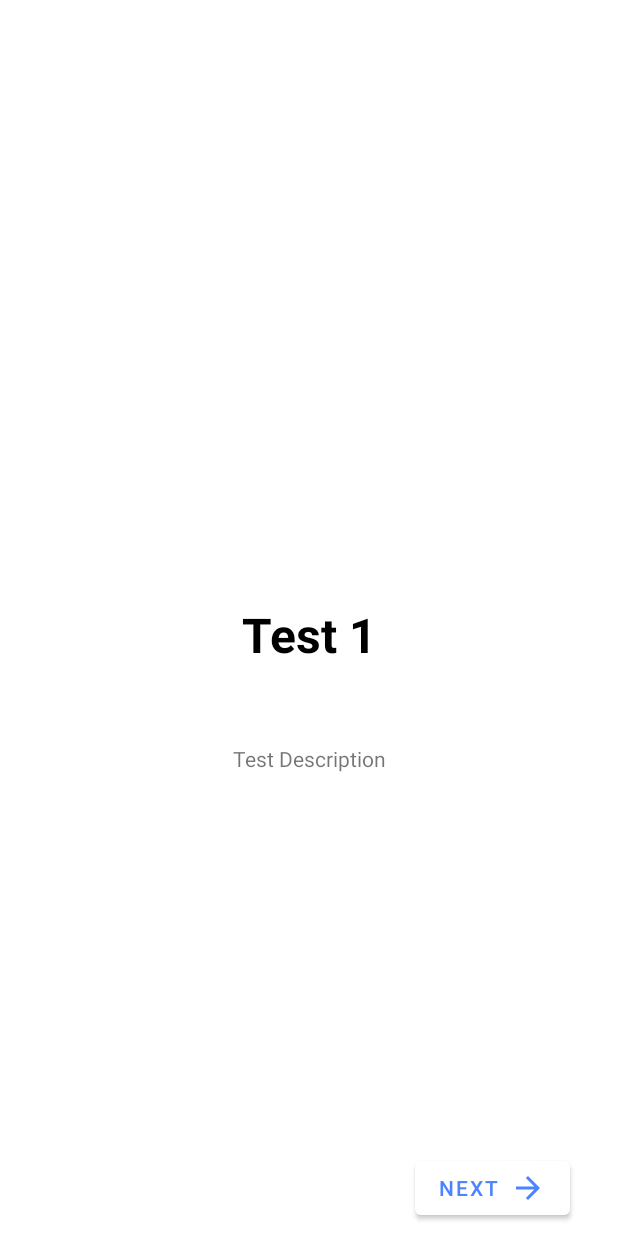
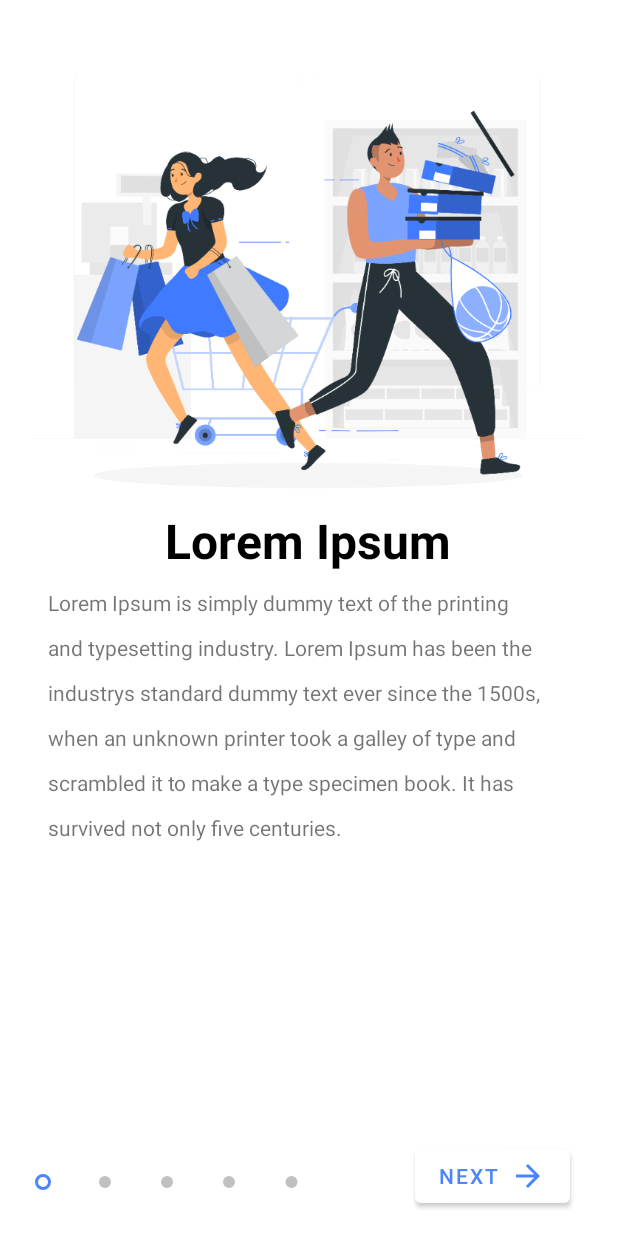
Before and after one commit to bamotav/shoe-store-inventory-app, an Android app: the fragment WelcomeFragment shown on its own in the app's theme, on a phone screen of 412 x 824 dp. Run offline under Robolectric (Android 15) with nearby library versions, the phone set to English and light mode, and no system bars; our stand-ins replace data binding; Roboto replaces fonts that are not available here.

Commit message:
finish onboarding

```diff
--- a/ShoeStore/app/src/main/java/com/example/shoestore/screen/instructions/InstructionFragment.kt
+++ b/ShoeStore/app/src/main/java/com/example/shoestore/screen/instructions/InstructionFragment.kt
@@ -31,7 +31,7 @@ class InstructionFragment(val screenItem: ScreenItem) : Fragment() {
         binding.instructorViewModel = viewModel
         binding.lifecycleOwner = this
 
-       // viewModel.screenItem.value?.let { binding.introImage.setImageResource(it.screenImg) }
+        viewModel.screenItem.value?.let { binding.introImage.setImageResource(it.screenImg) }
 
         //Hide toolbar when the app is in the Welcome, instruction page
         (activity as AppCompatActivity?)!!.supportActionBar!!.hide()
--- a/ShoeStore/app/src/main/java/com/example/shoestore/screen/welcome/WelcomeFragment.kt
+++ b/ShoeStore/app/src/main/java/com/example/shoestore/screen/welcome/WelcomeFragment.kt
@@ -1,23 +1,20 @@
 package com.example.shoestore.screen.welcome
 
 import android.os.Bundle
-import androidx.fragment.app.Fragment
 import android.view.LayoutInflater
 import android.view.View
 import android.view.ViewGroup
 import androidx.appcompat.app.AppCompatActivity
 import androidx.databinding.DataBindingUtil
-import androidx.fragment.app.FragmentActivity
+import androidx.fragment.app.Fragment
 import androidx.lifecycle.ViewModelProvider
 import androidx.viewpager2.adapter.FragmentStateAdapter
 import androidx.viewpager2.widget.ViewPager2
 import com.example.shoestore.R
 import com.example.shoestore.databinding.WelcomeFragmentBinding
 import com.example.shoestore.screen.instructions.InstructionFragment
-import com.example.shoestore.screen.instructions.InstructionViewModel
-
-
-private const val NUM_PAGES = 4
+import com.example.shoestore.screen.instructions.ScreenItem
+import com.google.android.material.tabs.TabLayoutMediator
 
 class WelcomeFragment : Fragment() {
 
@@ -30,13 +27,26 @@ class WelcomeFragment : Fragment() {
     ): View? {
 
         val binding : WelcomeFragmentBinding = DataBindingUtil.inflate(inflater, R.layout.welcome_fragment, container, false)
-        viewModel = ViewModelProvider(this).get(WelcomeViewModel::class.java)
+
+        val titleLorem = getString(R.string.titleLorem)
+        val descriptionLorem = getString(R.string.descriptionLorem)
+
+        val viewModelFactory = WelcomeViewModelFactory(listOf(
+            ScreenItem(titleLorem, descriptionLorem, R.drawable.shop_1),
+            ScreenItem(titleLorem, descriptionLorem, R.drawable.shop_2),
+            ScreenItem(titleLorem, descriptionLorem, R.drawable.shop_3),
+            ScreenItem(titleLorem, descriptionLorem, R.drawable.shop_4),
+            ScreenItem(titleLorem, descriptionLorem, R.drawable.shop_5)
+        ))
+
+        viewModel = ViewModelProvider(this, viewModelFactory).get(WelcomeViewModel::class.java)
         binding.welcomeViewModel = viewModel
         binding.lifecycleOwner = this
         viewPager = binding.pagerOnboarding
 
 
         viewPager.adapter = object : FragmentStateAdapter(this){
+
             override fun getItemCount(): Int {
                  return viewModel.screenItems.value!!.count()
             }
@@ -45,22 +55,15 @@ class WelcomeFragment : Fragment() {
             }
         }
 
+        TabLayoutMediator(binding.tablayoutpager, viewPager) { tab, position ->
+        }.attach()
+
+
         (activity as AppCompatActivity?)!!.supportActionBar!!.hide()
 
         return binding.root
 
     }
 
-//    private inner class ScreenInstructionPagerAdapter(fa: FragmentActivity): FragmentStateAdapter(fa) {
-//
-//        override fun getItemCount(): Int {
-//           return NUM_PAGES
-//        }
-//
-//        override fun createFragment(position: Int): Fragment {
-//            TODO("Not yet implemented")
-//        }
-//
-//    }
 
 }
--- a/ShoeStore/app/src/main/java/com/example/shoestore/screen/welcome/WelcomeViewModel.kt
+++ b/ShoeStore/app/src/main/java/com/example/shoestore/screen/welcome/WelcomeViewModel.kt
@@ -5,25 +5,15 @@ import androidx.lifecycle.MutableLiveData
 import androidx.lifecycle.ViewModel
 import com.example.shoestore.screen.instructions.ScreenItem
 
-class WelcomeViewModel(): ViewModel() {
-
+class WelcomeViewModel(private val screenItemData: List<ScreenItem>): ViewModel() {
 
     private val _screeItems = MutableLiveData<List<ScreenItem>>()
 
     val screenItems :LiveData<List<ScreenItem>>
     get() = _screeItems
 
-
     init {
-
-        _screeItems.value = listOf<ScreenItem>(
-            ScreenItem("Test 1", "Test Description", 32),
-            ScreenItem("Test 2", "Test Description", 32),
-            ScreenItem("Test 3", "Test Description", 32),
-            ScreenItem("Test 4", "Test Description", 32),
-            ScreenItem("Test 5", "Test Description", 32)
-        )
-
+        _screeItems.value = screenItemData
     }
 
 }
--- /dev/null
+++ b/ShoeStore/app/src/main/java/com/example/shoestore/screen/welcome/WelcomeViewModelFactory.kt
@@ -0,0 +1,16 @@
+package com.example.shoestore.screen.welcome
+
+import androidx.lifecycle.ViewModel
+import androidx.lifecycle.ViewModelProvider
+import com.example.shoestore.screen.instructions.InstructionViewModel
+import com.example.shoestore.screen.instructions.ScreenItem
+
+
+class WelcomeViewModelFactory(private val screenItemData: List<ScreenItem>) : ViewModelProvider.Factory {
+    override fun <T : ViewModel?> create(modelClass: Class<T>): T {
+        if (modelClass.isAssignableFrom(WelcomeViewModel::class.java)) {
+            return WelcomeViewModel(screenItemData) as T
+        }
+        throw IllegalArgumentException("Unknown ViewModel class")
+    }
+}
--- /dev/null
+++ b/ShoeStore/app/src/main/res/drawable/indicator_default.xml
@@ -0,0 +1,23 @@
+<?xml version="1.0" encoding="utf-8"?>
+<layer-list xmlns:android="http://schemas.android.com/apk/res/android">
+
+    <item>
+
+        <shape android:shape="ring"
+            android:innerRadius="0dp"
+            android:thickness="4dp"
+            android:useLevel="false">
+
+            <solid android:color="@color/tab_indicator_gray" />
+
+
+
+        </shape>
+
+
+
+    </item>
+
+
+
+</layer-list>
--- /dev/null
+++ b/ShoeStore/app/src/main/res/drawable/indicator_selected.xml
@@ -0,0 +1,23 @@
+<?xml version="1.0" encoding="utf-8"?>
+<layer-list xmlns:android="http://schemas.android.com/apk/res/android">
+
+    <item>
+
+        <shape android:shape="ring"
+            android:innerRadius="3dp"
+            android:thickness="2dp"
+            android:useLevel="false">
+
+            <solid android:color="@color/gradient_start_color" />
+
+
+
+        </shape>
+
+
+
+    </item>
+
+
+
+</layer-list>
--- /dev/null
+++ b/ShoeStore/app/src/main/res/drawable/indicator_selector.xml
@@ -0,0 +1,12 @@
+<?xml version="1.0" encoding="utf-8"?>
+<selector xmlns:android="http://schemas.android.com/apk/res/android">
+
+
+    <item android:drawable="@drawable/indicator_selected"
+        android:state_selected="true" />
+
+    <item android:drawable="@drawable/indicator_default" />
+
+
+
+</selector>
--- a/ShoeStore/app/src/main/res/layout/instruction_fragment.xml
+++ b/ShoeStore/app/src/main/res/layout/instruction_fragment.xml
@@ -21,7 +21,7 @@
             android:layout_width="wrap_content"
             android:layout_height="wrap_content"
             android:orientation="horizontal"
-            app:layout_constraintGuide_begin="423dp" />
+            app:layout_constraintGuide_begin="409dp" />
 
         <TextView
             android:id="@+id/intro_title"
@@ -35,31 +35,47 @@
             android:textColor="@color/intro_title_color"
             android:textSize="32dp"
             android:textStyle="bold"
+
             app:layout_constraintBottom_toTopOf="@+id/guideline3"
             app:layout_constraintEnd_toEndOf="parent"
+
+            app:layout_constraintHorizontal_bias="0.498"
             app:layout_constraintStart_toStartOf="parent"
-            app:layout_constraintTop_toTopOf="@+id/guideline3" />
+            app:layout_constraintTop_toTopOf="parent"
+            app:layout_constraintVertical_bias="0.9" />
 
         <TextView
             android:id="@+id/intro_description"
-            android:layout_width="wrap_content"
+            android:layout_width="0dp"
             android:layout_height="wrap_content"
+            android:layout_marginStart="32dp"
+            android:layout_marginLeft="32dp"
+            android:layout_marginTop="10dp"
+            android:layout_marginEnd="32dp"
+            android:layout_marginRight="32dp"
+            android:layout_marginBottom="15dp"
+            android:lineSpacingExtra="14dp"
             android:text="@{instructorViewModel.screenItem.description}"
             app:layout_constraintBottom_toBottomOf="parent"
             app:layout_constraintEnd_toEndOf="parent"
+            app:layout_constraintHorizontal_bias="0.0"
             app:layout_constraintStart_toStartOf="parent"
             app:layout_constraintTop_toBottomOf="@+id/intro_title"
-            app:layout_constraintVertical_bias="0.17000002" />
+            app:layout_constraintVertical_bias="0.108" />
 
         <ImageView
             android:id="@+id/intro_image"
             android:layout_width="wrap_content"
-            android:layout_height="wrap_content"
-            android:layout_marginBottom="32dp"
-            app:layout_constraintBottom_toTopOf="@+id/intro_title"
+            android:layout_height="369dp"
+            android:layout_marginStart="5dp"
+            android:layout_marginLeft="5dp"
+            android:layout_marginEnd="5dp"
+            android:layout_marginRight="5dp"
             app:layout_constraintEnd_toEndOf="parent"
+            app:layout_constraintHorizontal_bias="0.555"
             app:layout_constraintStart_toStartOf="parent"
-            tools:srcCompat="@tools:sample/avatars" />
+            app:layout_constraintTop_toTopOf="parent"
+            tools:srcCompat="@drawable/shop_1" />
     </androidx.constraintlayout.widget.ConstraintLayout>
 
 </layout>
--- a/ShoeStore/app/src/main/res/layout/welcome_fragment.xml
+++ b/ShoeStore/app/src/main/res/layout/welcome_fragment.xml
@@ -13,16 +13,19 @@
     <androidx.constraintlayout.widget.ConstraintLayout
         android:id="@+id/parentConstrains"
         android:layout_width="match_parent"
-        android:backgroundTint="@color/white"
-        android:layout_height="match_parent">
+        android:layout_height="match_parent"
+        android:backgroundTint="@color/white">
 
         <androidx.viewpager2.widget.ViewPager2
             android:id="@+id/pagerOnboarding"
-            android:layout_width="match_parent"
-            android:layout_height="0dp"
-            android:layout_marginBottom="10dp"
+            android:layout_width="wrap_content"
+            android:layout_height="wrap_content"
+            android:layout_marginTop="10dp"
+            android:layout_marginBottom="20dp"
             app:layout_constraintBottom_toTopOf="@+id/tablayoutpager"
-            app:layout_constraintTop_toTopOf="parent" />
+            app:layout_constraintTop_toTopOf="parent"
+            app:layout_constraintVertical_bias="0.0"
+            tools:layout_editor_absoluteX="0dp" />
 
         <Button
             android:id="@+id/button"
@@ -30,7 +33,7 @@
             android:layout_height="wrap_content"
             android:layout_marginEnd="32dp"
             android:layout_marginRight="32dp"
-            android:layout_marginBottom="8dp"
+            android:layout_marginBottom="16dp"
             android:drawableRight="@drawable/ic_baseline_arrow_forward_24"
             android:drawableTint="@color/gradient_start_color"
             android:text="NEXT"
@@ -39,7 +42,8 @@
             app:layout_constraintBottom_toBottomOf="parent"
             app:layout_constraintEnd_toEndOf="parent" />
 
-        <TableLayout
+        <com.google.android.material.tabs.TabLayout
+            app:tabIndicatorHeight="0dp"
             android:id="@+id/tablayoutpager"
             android:layout_width="207dp"
             android:layout_height="40dp"
@@ -47,28 +51,15 @@
             android:layout_marginLeft="8dp"
             android:layout_marginEnd="8dp"
             android:layout_marginRight="8dp"
-            android:layout_marginBottom="8dp"
+            android:layout_marginBottom="16dp"
             app:layout_constraintBottom_toBottomOf="parent"
             app:layout_constraintEnd_toStartOf="@+id/button"
             app:layout_constraintHorizontal_bias="0.0"
-            app:layout_constraintStart_toStartOf="parent">
+            app:layout_constraintStart_toStartOf="parent"
+            app:tabBackground="@drawable/indicator_selector">
 
-            <TableRow
-                android:layout_width="match_parent"
-                android:layout_height="match_parent" />
 
-            <TableRow
-                android:layout_width="match_parent"
-                android:layout_height="match_parent" />
-
-            <TableRow
-                android:layout_width="match_parent"
-                android:layout_height="match_parent" />
-
-            <TableRow
-                android:layout_width="match_parent"
-                android:layout_height="match_parent" />
-        </TableLayout>
+        </com.google.android.material.tabs.TabLayout>
 
     </androidx.constraintlayout.widget.ConstraintLayout>
 
--- a/ShoeStore/app/src/main/res/values/strings.xml
+++ b/ShoeStore/app/src/main/res/values/strings.xml
@@ -15,11 +15,9 @@
     <string name="button_login">Login</string>
     <string name="textUsername">Username</string>
     <string name="textViewPassword">Password</string>
-    <string name="titleLorem">Lorem Ipsum is simply dummy text</string>
+    <string name="titleLorem">Lorem Ipsum </string>
     <string name="descriptionLorem">Lorem Ipsum is simply dummy text of the printing and typesetting industry. Lorem Ipsum has been the industrys
         standard dummy text ever since the 1500s, when an unknown printer took a galley of type and scrambled it to make a
-    type specimen book. It has survived not only five centuries, but also the leap into electronic typesetting, remaining essentially unchanged.
-        It was popularised in the 1960s with the release of Letraset sheets containing Lorem Ipsum passages, and more recently with desktop publishing
-        software like Aldus PageMaker including versions of Lorem Ipsum
+    type specimen book. It has survived not only five centuries.
     </string>
 </resources>
```
Also changed, not shown: ShoeStore/app/src/main/res/drawable-xxxhdpi/shop_1.png (added), ShoeStore/app/src/main/res/drawable-xxxhdpi/shop_2.png (added), ShoeStore/app/src/main/res/drawable-xxxhdpi/shop_3.png (added), ShoeStore/app/src/main/res/drawable-xxxhdpi/shop_4.png (added), ShoeStore/app/src/main/res/drawable-xxxhdpi/shop_5.png (added).
